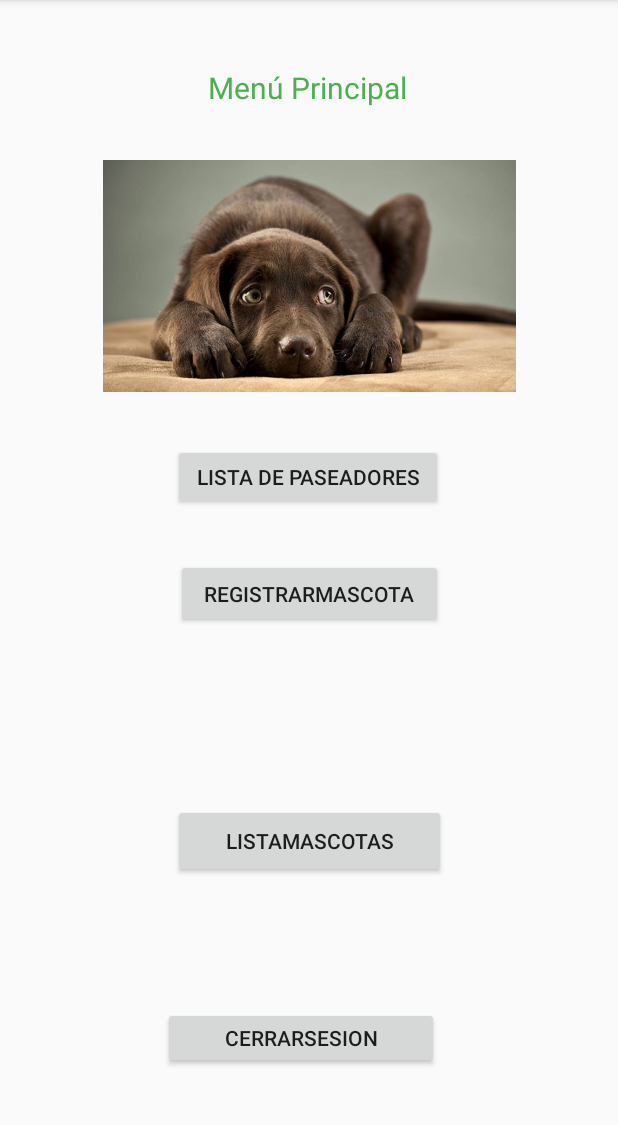
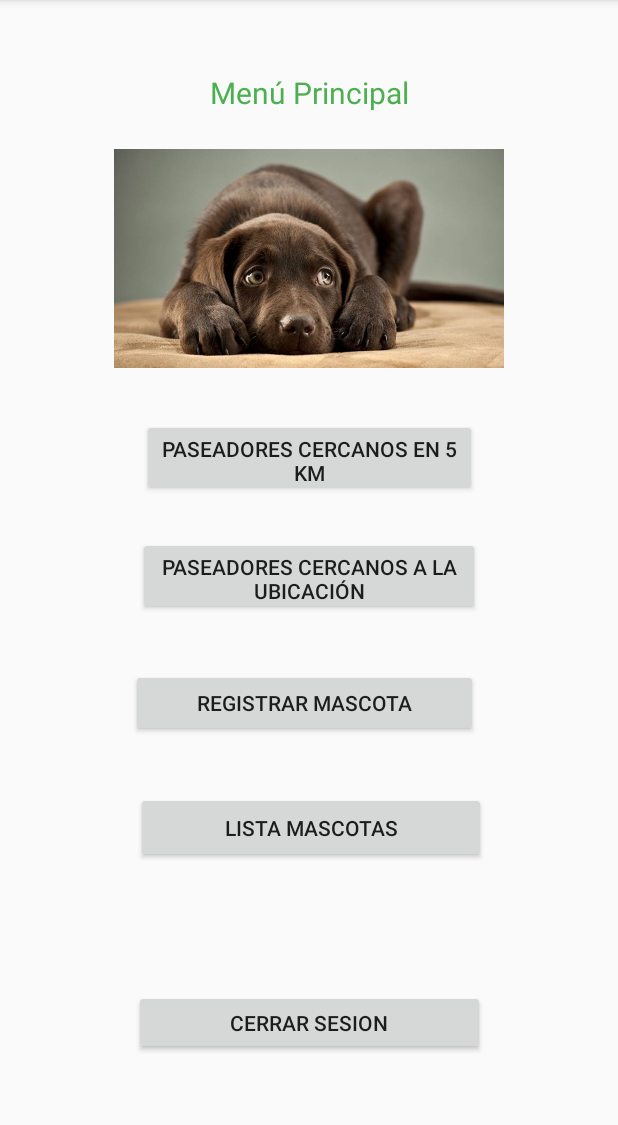
Before and after one commit to KarenCelis/WowGuau, an Android app: the PPrincipalCliente screen opened directly, with no data from a screen before it, on a phone screen of 412 x 824 dp, the part 84-1209 px from its top. Run offline under Robolectric (Android 15) with nearby library versions, the phone set to English and light mode, and no system bars; our stand-ins replace Firebase (no records; nobody signed in at launch, a user with empty details on screens opened directly).

Commit message:
intento funcionalidad paseador cerca ubicacion

```diff
--- a/WowGuauV2/app/src/main/java/com/example/wowguauv2/PPrincipalCliente.java
+++ b/WowGuauV2/app/src/main/java/com/example/wowguauv2/PPrincipalCliente.java
@@ -13,6 +13,7 @@ public class PPrincipalCliente extends AppCompatActivity {
 Button registrarM;
 Button listaM;
 Button listaP;
+Button listaPUbicacion;
 Button cerrar;
     @Override
     protected void onCreate(Bundle savedInstanceState) {
@@ -22,6 +23,7 @@ Button cerrar;
         listaM=findViewById(R.id.ListaMascotas);
         listaP=findViewById(R.id.ListaPaseadores);
         cerrar=findViewById(R.id.CerrarSesion);
+        listaPUbicacion = findViewById(R.id.btnPaseadorUbicacion);
 
         registrarM.setOnClickListener(new View.OnClickListener() {
             @Override
@@ -51,6 +53,13 @@ Button cerrar;
                 startActivity(new Intent(getApplicationContext(),MainActivity.class));
             }
         });
+
+        listaPUbicacion.setOnClickListener(new View.OnClickListener() {
+            @Override
+            public void onClick(View view) {
+                startActivity(new Intent(getApplicationContext(), ListaPaseadorUbicacion.class));
+            }
+        });
     }
 
 }
--- a/WowGuauV2/app/src/main/res/layout/activity_pprincipal_cliente.xml
+++ b/WowGuauV2/app/src/main/res/layout/activity_pprincipal_cliente.xml
@@ -9,51 +9,49 @@
 
     <Button
         android:id="@+id/ListaPaseadores"
-        android:layout_width="180dp"
-        android:layout_height="44dp"
-        android:layout_marginTop="32dp"
-        android:text="Lista de Paseadores"
+        android:layout_width="223dp"
+        android:layout_height="51dp"
+        android:text="Paseadores cercanos en 5 km"
         app:layout_constraintBottom_toBottomOf="parent"
         app:layout_constraintEnd_toEndOf="parent"
-        app:layout_constraintHorizontal_bias="0.496"
         app:layout_constraintStart_toStartOf="parent"
         app:layout_constraintTop_toBottomOf="@+id/imageView3"
-        app:layout_constraintVertical_bias="0.0" />
+        app:layout_constraintVertical_bias="0.071" />
 
     <Button
         android:id="@+id/RegistrarMascota"
-        android:layout_width="178dp"
-        android:layout_height="46dp"
-        android:text="RegistrarMascota"
+        android:layout_width="231dp"
+        android:layout_height="45dp"
+        android:text="Registrar Mascota"
+        app:layout_constraintBottom_toBottomOf="parent"
+        app:layout_constraintEnd_toEndOf="parent"
+        app:layout_constraintHorizontal_bias="0.484"
+        app:layout_constraintStart_toStartOf="parent"
+        app:layout_constraintTop_toBottomOf="@+id/btnPaseadorUbicacion"
+        app:layout_constraintVertical_bias="0.115" />
+
+    <Button
+        android:id="@+id/ListaMascotas"
+        android:layout_width="233dp"
+        android:layout_height="47dp"
+        android:text="Lista Mascotas"
+        app:layout_constraintBottom_toBottomOf="parent"
+        app:layout_constraintEnd_toEndOf="parent"
+        app:layout_constraintHorizontal_bias="0.506"
+        app:layout_constraintStart_toStartOf="parent"
+        app:layout_constraintTop_toBottomOf="@+id/RegistrarMascota"
+        app:layout_constraintVertical_bias="0.161" />
+
+    <Button
+        android:id="@+id/CerrarSesion"
+        android:layout_width="234dp"
+        android:layout_height="43dp"
+        android:text="Cerrar Sesion"
         app:layout_constraintBottom_toBottomOf="parent"
         app:layout_constraintEnd_toEndOf="parent"
         app:layout_constraintStart_toStartOf="parent"
-        app:layout_constraintTop_toBottomOf="@+id/ListaPaseadores"
-        app:layout_constraintVertical_bias="0.086" />
-
-    <Button
-        android:id="@+id/ListaMascotas"
-        android:layout_width="182dp"
-        android:layout_height="49dp"
-        android:text="ListaMascotas"
-        app:layout_constraintBottom_toTopOf="@+id/CerrarSesion"
-        app:layout_constraintEnd_toEndOf="parent"
-        app:layout_constraintStart_toStartOf="parent"
-        app:layout_constraintTop_toBottomOf="@+id/RegistrarMascota"
-        app:layout_constraintVertical_bias="0.576" />
-
-    <Button
-        android:id="@+id/CerrarSesion"
-        android:layout_width="184dp"
-        android:layout_height="41dp"
-        android:layout_marginBottom="32dp"
-        android:text="CerrarSesion"
-        app:layout_constraintBottom_toBottomOf="parent"
-        app:layout_constraintEnd_toEndOf="parent"
-        app:layout_constraintHorizontal_bias="0.478"
-        app:layout_constraintStart_toStartOf="parent"
-        app:layout_constraintTop_toTopOf="@+id/textView12"
-        app:layout_constraintVertical_bias="0.964" />
+        app:layout_constraintTop_toBottomOf="@+id/ListaMascotas"
+        app:layout_constraintVertical_bias="0.567" />
 
     <TextView
         android:id="@+id/textView12"
@@ -62,22 +60,31 @@
         android:text="Menú Principal"
         android:textColor="#4CAF50"
         android:textSize="20sp"
-        app:layout_constraintBottom_toBottomOf="parent"
+        app:layout_constraintBottom_toTopOf="@+id/imageView3"
         app:layout_constraintEnd_toEndOf="parent"
-        app:layout_constraintHorizontal_bias="0.497"
         app:layout_constraintStart_toStartOf="parent"
         app:layout_constraintTop_toTopOf="parent"
-        app:layout_constraintVertical_bias="0.06" />
+        app:layout_constraintVertical_bias="0.675" />
 
     <ImageView
         android:id="@+id/imageView3"
-        android:layout_width="275dp"
-        android:layout_height="160dp"
-        android:layout_marginTop="32dp"
+        android:layout_width="260dp"
+        android:layout_height="147dp"
         app:layout_constraintBottom_toBottomOf="parent"
         app:layout_constraintEnd_toEndOf="parent"
         app:layout_constraintStart_toStartOf="parent"
-        app:layout_constraintTop_toBottomOf="@+id/textView12"
-        app:layout_constraintVertical_bias="0.0"
+        app:layout_constraintTop_toTopOf="parent"
+        app:layout_constraintVertical_bias="0.159"
         app:srcCompat="@drawable/perro_tierno" />
+
+    <Button
+        android:id="@+id/btnPaseadorUbicacion"
+        android:layout_width="228dp"
+        android:layout_height="52dp"
+        android:text="Paseadores cercanos a la ubicación"
+        app:layout_constraintBottom_toBottomOf="parent"
+        app:layout_constraintEnd_toEndOf="parent"
+        app:layout_constraintStart_toStartOf="parent"
+        app:layout_constraintTop_toBottomOf="@+id/ListaPaseadores"
+        app:layout_constraintVertical_bias="0.071" />
 </androidx.constraintlayout.widget.ConstraintLayout>
--- a/WowGuauV2/app/src/main/res/values/strings.xml
+++ b/WowGuauV2/app/src/main/res/values/strings.xml
@@ -16,4 +16,5 @@
     <string name="detalles">Detalles</string>
     <string name="cliente">Cliente</string>
     <string name="mascotas">Mascotas</string>
+    <string name="title_activity_lista_paseador_ubicacion">Map</string>
 </resources>
```
Also changed, not shown: WowGuauV2/app/src/main/AndroidManifest.xml (+23 -6 lines), WowGuauV2/app/src/main/java/com/example/wowguauv2/ListaPaseadorUbicacion.java (added, +47 -0 lines), WowGuauV2/app/src/main/res/layout/activity_lista_paseador_ubicacion.xml (added, +9 -0 lines).
